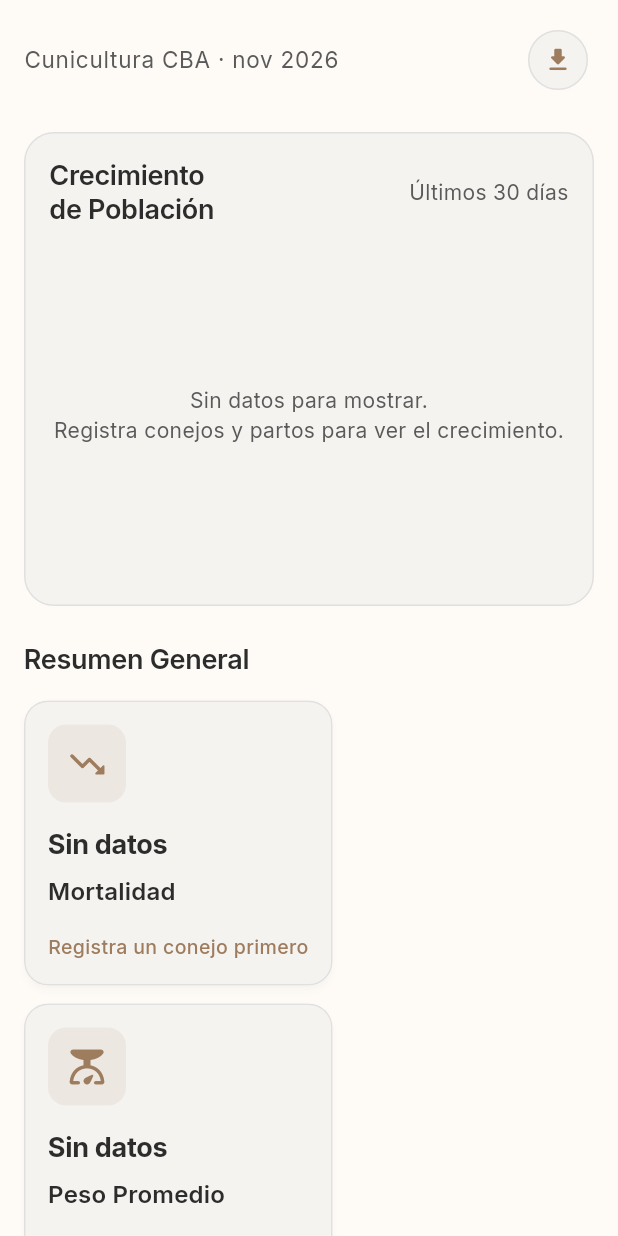
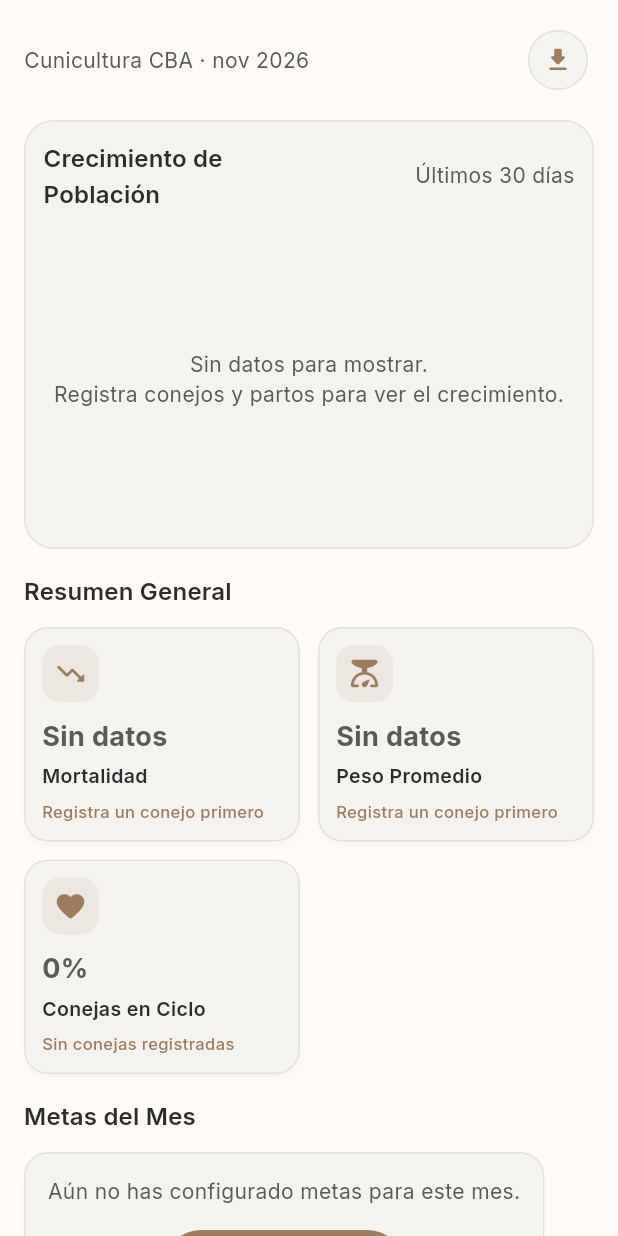
Before and after one commit to Sara-AprendizCBA/Cunitech, a Flutter app: the ReportsScreen widget shown alone on an empty page, opened directly, on a phone screen of 412 x 824 dp. Run offline on Flutter 3.47's test engine with Material 3 defaults, Android fonts, the phone set to English and light mode, and no system bars; our stand-ins replace fl_chart, flutter_animate, flutter_local_notifications, flutter_tts, get, google_fonts and 8 more; missing offline and left inert: dart:html; accounts and stored records are empty; network calls fail.

Commit message:
fix(ui): compactar pantalla de reportes en celular (resumen a 2 columnas, grafica mas baja y paddings reducidos)

```diff
--- a/lib/screens/reports/reports_screen.dart
+++ b/lib/screens/reports/reports_screen.dart
@@ -90,6 +90,11 @@ class _ReportsScreenState extends State<ReportsScreen> {
   }
 
   Widget _buildContent(BuildContext context) {
+    final isMobile = context.isMobile;
+    final separador = isMobile
+        ? 16.0
+        : (ResponsiveBuildContext(context).isTablet ? 32.0 : 40.0);
+
     return Container(
       color: AppTheme.bgLight,
       child: RefreshIndicator(
@@ -97,6 +102,8 @@ class _ReportsScreenState extends State<ReportsScreen> {
         onRefresh: reportesController.loadAll,
         child: SingleChildScrollView(
           physics: const AlwaysScrollableScrollPhysics(),
+          // Padding global reducido en celular (16) para que quepa mas
+          // informacion sin tanto scroll.
           padding: EdgeInsets.all(context.adaptivePadding),
           child: Column(
             crossAxisAlignment: CrossAxisAlignment.start,
@@ -114,33 +121,23 @@ class _ReportsScreenState extends State<ReportsScreen> {
                       )
                     : const SizedBox.shrink(),
               ),
-              SizedBox(
-                height: context.isMobile
-                    ? 24
-                    : (ResponsiveBuildContext(context).isTablet ? 32 : 40),
-              ),
+              SizedBox(height: separador),
 
               // Main Chart
               _buildPopulationChart(context),
-              SizedBox(
-                height: context.isMobile
-                    ? 24
-                    : (ResponsiveBuildContext(context).isTablet ? 32 : 40),
-              ),
+              SizedBox(height: separador),
 
               // Summary Cards
               Text(
                 'Resumen General',
-                style: Theme.of(context).textTheme.titleLarge,
+                style: isMobile
+                    ? Theme.of(context).textTheme.titleMedium
+                    : Theme.of(context).textTheme.titleLarge,
               ),
-              const SizedBox(height: 16),
+              const SizedBox(height: 12),
               Obx(() => _buildSummaryGrid(context)),
 
-              SizedBox(
-                height: context.isMobile
-                    ? 32
-                    : (ResponsiveBuildContext(context).isTablet ? 40 : 48),
-              ),
+              SizedBox(height: separador),
               LayoutBuilder(
                 builder: (context, constraints) {
                   final isWide = constraints.maxWidth >= 900;
@@ -163,11 +160,7 @@ class _ReportsScreenState extends State<ReportsScreen> {
                   );
                 },
               ),
-              SizedBox(
-                height: context.isMobile
-                    ? 32
-                    : (ResponsiveBuildContext(context).isTablet ? 40 : 48),
-              ),
+              SizedBox(height: separador),
             ],
           ),
         ),
@@ -186,9 +179,10 @@ class _ReportsScreenState extends State<ReportsScreen> {
               Text(
                 'Cunicultura CBA · '
                 '${_getMonthName(DateTime.now().month)} ${DateTime.now().year}',
-                style: Theme.of(
-                  context,
-                ).textTheme.bodyLarge?.copyWith(color: AppTheme.textSecondary),
+                style: (context.isMobile
+                        ? Theme.of(context).textTheme.bodyMedium
+                        : Theme.of(context).textTheme.bodyLarge)
+                    ?.copyWith(color: AppTheme.textSecondary),
               ),
             ],
           ),
@@ -256,8 +250,9 @@ class _ReportsScreenState extends State<ReportsScreen> {
   }
 
   Widget _buildPopulationChart(BuildContext context) {
+    final isMobile = context.isMobile;
     return Container(
-      padding: EdgeInsets.all(context.adaptivePadding),
+      padding: EdgeInsets.all(isMobile ? 12 : context.adaptivePadding),
       decoration: BoxDecoration(
         color: AppTheme.surfaceLight,
         borderRadius: BorderRadius.circular(AppTheme.radiusLg),
@@ -270,7 +265,9 @@ class _ReportsScreenState extends State<ReportsScreen> {
             builder: (context, constraints) {
               final titulo = Text(
                 "Crecimiento de Población",
-                style: Theme.of(context).textTheme.titleLarge,
+                style: isMobile
+                    ? Theme.of(context).textTheme.titleMedium
+                    : Theme.of(context).textTheme.titleLarge,
               );
               final rango = Text(
                 "Últimos 30 días",
@@ -293,10 +290,12 @@ class _ReportsScreenState extends State<ReportsScreen> {
               );
             },
           ),
-          SizedBox(height: context.isMobile ? 16 : 24),
+          SizedBox(height: isMobile ? 12 : 24),
           SizedBox(
-            height: context.isMobile
-                ? 220
+            // Grafica mas baja en celular: ocupa todo el ancho sin obligar
+            // a hacer scroll de mas.
+            height: isMobile
+                ? 200
                 : (ResponsiveBuildContext(context).isTablet ? 280 : 320),
             child: Obx(() {
               final data = reportesController.poblacionPorDia.toList();
@@ -309,7 +308,7 @@ class _ReportsScreenState extends State<ReportsScreen> {
 
               if (spots.isEmpty || spots.every((spot) => spot.y == 0)) {
                 return Container(
-                  height: context.isMobile ? 180 : 280,
+                  height: isMobile ? 160 : 280,
                   alignment: Alignment.center,
                   child: Text(
                     'Sin datos para mostrar.\n'
@@ -439,13 +438,25 @@ class _ReportsScreenState extends State<ReportsScreen> {
       ),
     ];
 
-    return context.isMobile
-        ? Column(
+    if (context.isMobile) {
+      // En celular el resumen va a dos columnas: antes cada tarjeta ocupaba
+      // una fila completa y habia que hacer mucho scroll.
+      return LayoutBuilder(
+        builder: (context, constraints) {
+          final cardWidth = (constraints.maxWidth - 12) / 2;
+          return Wrap(
+            spacing: 12,
+            runSpacing: 12,
             children: [
-              for (final card in cards) ...[card, const SizedBox(height: 12)],
+              for (final card in cards)
+                SizedBox(width: cardWidth, child: card),
             ],
-          )
-        : Row(
+          );
+        },
+      );
+    }
+
+    return Row(
       children: [
         Expanded(child: cards[0]),
         const SizedBox(width: 24),
@@ -464,34 +475,57 @@ class _ReportsScreenState extends State<ReportsScreen> {
     Color color,
     String trend,
   ) {
+    final isMobile = context.isMobile;
+    final theme = Theme.of(context);
+
     return AppCard(
+      padding: EdgeInsets.all(isMobile ? 12 : 16),
       child: Column(
         crossAxisAlignment: CrossAxisAlignment.start,
         children: [
           Container(
-            padding: const EdgeInsets.all(12),
+            padding: EdgeInsets.all(isMobile ? 8 : 12),
             decoration: BoxDecoration(
               color: color.withValues(alpha: 0.1),
               borderRadius: BorderRadius.circular(12),
             ),
-            child: Icon(icon, size: 28, color: color),
+            child: Icon(icon, size: isMobile ? 22 : 28, color: color),
           ),
-          SizedBox(height: context.isMobile ? 16 : 24),
+          SizedBox(height: isMobile ? 10 : 24),
           Text(
             value,
-            style:
-                (context.isMobile
-                        ? Theme.of(context).textTheme.titleLarge
-                        : Theme.of(context).textTheme.headlineMedium)
-                    ?.copyWith(fontWeight: FontWeight.w700),
+            maxLines: 1,
+            overflow: TextOverflow.ellipsis,
+            style: isMobile
+                ? const TextStyle(fontSize: 18, fontWeight: FontWeight.w700)
+                : (theme.textTheme.headlineMedium?.copyWith(
+                      fontWeight: FontWeight.w700,
+                    ) ??
+                    const TextStyle(
+                      fontSize: 28,
+                      fontWeight: FontWeight.w700,
+                    )),
           ),
-          const SizedBox(height: 8),
-          Text(title, style: Theme.of(context).textTheme.titleMedium),
-          const SizedBox(height: 16),
+          SizedBox(height: isMobile ? 4 : 8),
+          Text(
+            title,
+            maxLines: 2,
+            overflow: TextOverflow.ellipsis,
+            style: isMobile
+                ? TextStyle(
+                    fontSize: 13,
+                    fontWeight: FontWeight.w600,
+                    color: theme.colorScheme.onSurface,
+                  )
+                : theme.textTheme.titleMedium,
+          ),
+          SizedBox(height: isMobile ? 6 : 16),
           Text(
             trend,
+            maxLines: 2,
+            overflow: TextOverflow.ellipsis,
             style: TextStyle(
-              fontSize: 13,
+              fontSize: isMobile ? 11 : 13,
               fontWeight: FontWeight.w500,
               color: color,
             ),
@@ -512,7 +546,9 @@ class _ReportsScreenState extends State<ReportsScreen> {
               Expanded(
                 child: Text(
                   'Metas del Mes',
-                  style: Theme.of(context).textTheme.titleLarge,
+                  style: context.isMobile
+                      ? Theme.of(context).textTheme.titleMedium
+                      : Theme.of(context).textTheme.titleLarge,
                 ),
               ),
               if (metas.isNotEmpty)
@@ -591,6 +627,7 @@ class _ReportsScreenState extends State<ReportsScreen> {
     };
 
     return AppCard(
+      padding: EdgeInsets.all(context.isMobile ? 12 : 16),
       child: Column(
         crossAxisAlignment: CrossAxisAlignment.start,
         children: [
@@ -637,18 +674,18 @@ class _ReportsScreenState extends State<ReportsScreen> {
               ),
             ],
           ),
-          const SizedBox(height: 14),
+          const SizedBox(height: 10),
           Text(
             '${actual.toStringAsFixed(1)} / '
             '${meta.valorObjetivo.toStringAsFixed(1)} ${meta.unidad}',
             style: Theme.of(context).textTheme.bodyMedium,
           ),
-          const SizedBox(height: 10),
+          const SizedBox(height: 8),
           ClipRRect(
             borderRadius: BorderRadius.circular(8),
             child: LinearProgressIndicator(
               value: (progreso / 100).clamp(0.0, 1.0),
-              minHeight: 8,
+              minHeight: context.isMobile ? 6 : 8,
               backgroundColor: AppTheme.borderLight,
               valueColor: AlwaysStoppedAnimation<Color>(colorEstado),
             ),
@@ -825,10 +862,13 @@ class _ReportsScreenState extends State<ReportsScreen> {
         children: [
           Text(
             'Actividad Reciente',
-            style: Theme.of(context).textTheme.titleLarge,
+            style: context.isMobile
+                ? Theme.of(context).textTheme.titleMedium
+                : Theme.of(context).textTheme.titleLarge,
           ),
-          const SizedBox(height: 16),
+          const SizedBox(height: 12),
           AppCard(
+            padding: EdgeInsets.all(context.isMobile ? 12 : 16),
             child: recientes.isEmpty
                 ? Text(
                     'Sin actividad reciente. Registra conejos, montas o partos.',
@@ -849,7 +889,8 @@ class _ReportsScreenState extends State<ReportsScreen> {
                           recientes[i].icono,
                           recientes[i].color,
                         ),
-                        if (i < recientes.length - 1) const Divider(height: 32),
+                        if (i < recientes.length - 1)
+                          Divider(height: context.isMobile ? 20 : 32),
                       ],
                     ],
                   ),
@@ -866,14 +907,15 @@ class _ReportsScreenState extends State<ReportsScreen> {
     IconData icon,
     Color color,
   ) {
+    final isMobile = context.isMobile;
     final iconWidget = Container(
-      width: 40,
-      height: 40,
+      width: isMobile ? 32 : 40,
+      height: isMobile ? 32 : 40,
       decoration: BoxDecoration(
         color: color.withValues(alpha: 0.1),
         shape: BoxShape.circle,
       ),
-      child: Icon(icon, color: color, size: 20),
+      child: Icon(icon, color: color, size: isMobile ? 16 : 20),
     );
     final textWidget = Column(
       crossAxisAlignment: CrossAxisAlignment.start,
@@ -881,13 +923,18 @@ class _ReportsScreenState extends State<ReportsScreen> {
         Text(title, style: const TextStyle(fontWeight: FontWeight.w600)),
         Text(
           subtitle,
-          style: TextStyle(color: AppTheme.textSecondary, fontSize: 14),
+          maxLines: 2,
+          overflow: TextOverflow.ellipsis,
+          style: TextStyle(
+            color: AppTheme.textSecondary,
+            fontSize: isMobile ? 13 : 14,
+          ),
         ),
       ],
     );
     final timeWidget = Text(
       time,
-      style: TextStyle(fontSize: 13, color: AppTheme.textTertiary),
+      style: TextStyle(fontSize: isMobile ? 12 : 13, color: AppTheme.textTertiary),
     );
 
     return LayoutBuilder(
@@ -905,7 +952,10 @@ class _ReportsScreenState extends State<ReportsScreen> {
                 ],
               ),
               const SizedBox(height: 6),
-              Padding(padding: const EdgeInsets.only(left: 52), child: timeWidget),
+              Padding(
+                padding: EdgeInsets.only(left: isMobile ? 44 : 52),
+                child: timeWidget,
+              ),
             ],
           );
         }
```
Lines whose indentation alone changed are shown as unchanged.
